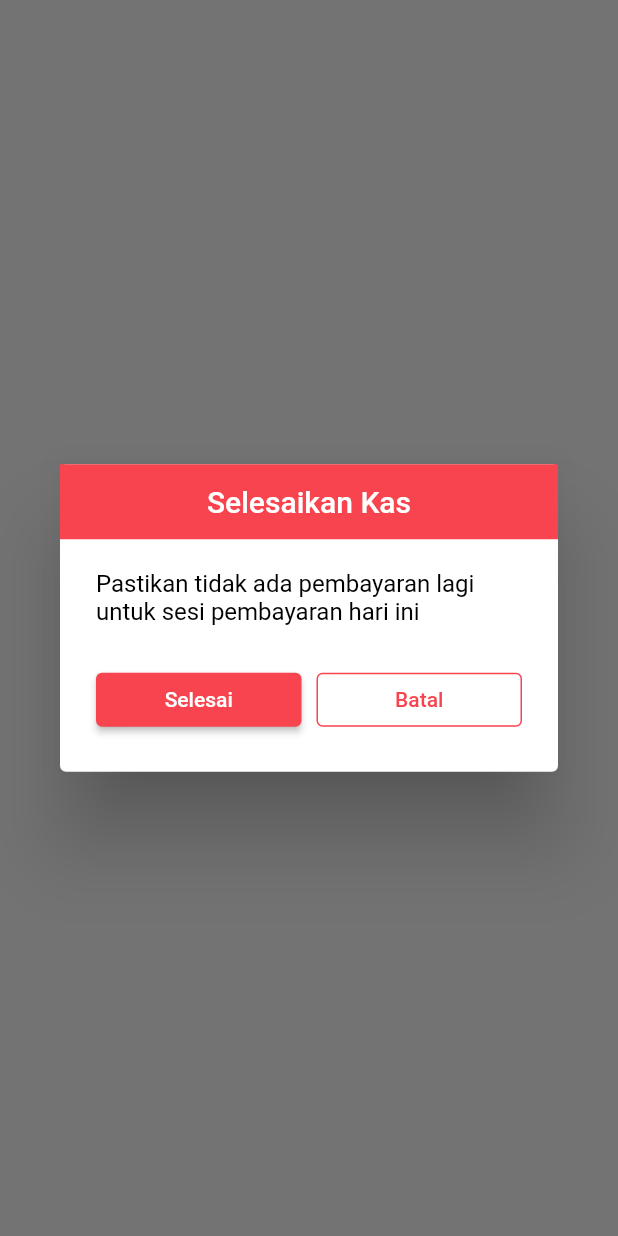
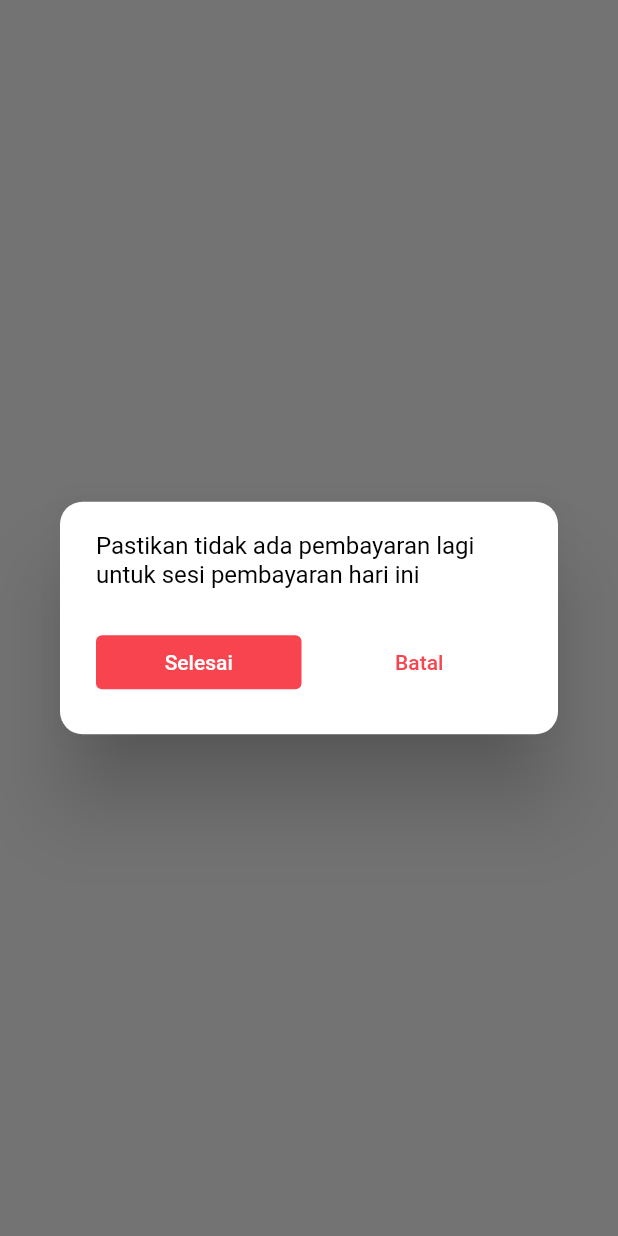
Before and after one commit to Imronarrosid/aplikasi_pembayaran_kas, a Flutter app: what stopPaymentDialog() shows on an empty page, opened directly, on a phone screen of 412 x 824 dp. Run offline on Flutter 3.47's test engine with Material 2 defaults, Android fonts, the phone set to English and light mode, and no system bars; our stand-ins replace entry, flutter_bounceable, flutter_local_notifications, hive, hive_flutter, iconly and 1 more; accounts and stored records are empty.

Commit message:
change dialog layout

```diff
--- a/lib/view/stop_payment_dialog.dart
+++ b/lib/view/stop_payment_dialog.dart
@@ -12,13 +12,8 @@ Future<void> stopPaymentDialog(BuildContext context) async {
     builder: (BuildContext context) {
       return AlertDialog(
         // <-- SEE HERE
+        shape: RoundedRectangleBorder(borderRadius: BorderRadius.circular(15)),
         titlePadding: EdgeInsets.zero,
-        title: Container(
-          height: 50,
-          color: const Color(0xFFF7444E),
-          padding: const EdgeInsets.symmetric(horizontal: 20),
-          alignment: Alignment.center,
-          child: const Text('Selesaikan Kas',style: TextStyle(color: Colors.white),)),
         content: SingleChildScrollView(
           child: ListBody(
             children:  <Widget>[
@@ -31,6 +26,8 @@ Future<void> stopPaymentDialog(BuildContext context) async {
               constraints: const BoxConstraints(minWidth: double.infinity),
               child: ElevatedButton(
                 style: ElevatedButton.styleFrom(
+                  elevation: 0,
+                  padding: EdgeInsets.zero,
                   backgroundColor: const Color(0xFFF7444E)
                 ),
                 child: const Text('Selesai'),
@@ -55,12 +52,10 @@ Future<void> stopPaymentDialog(BuildContext context) async {
           Expanded(
             child: ConstrainedBox(
               constraints: const BoxConstraints(minWidth: double.infinity),
-              child: OutlinedButton(
-                style: OutlinedButton.styleFrom(
+              child: TextButton(
+                style: TextButton.styleFrom(
+                  padding: EdgeInsets.zero,
                   foregroundColor: const Color(0xFFF7444E),
-                  side: const BorderSide(
-                    color: Color(0xFFF7444E)
-                  )
                 ),
                 onPressed: () {
                   Navigator.of(context).pop();
```
Also changed, not shown: lib/view/start_payment_dialog.dart (+6 -8 lines).
